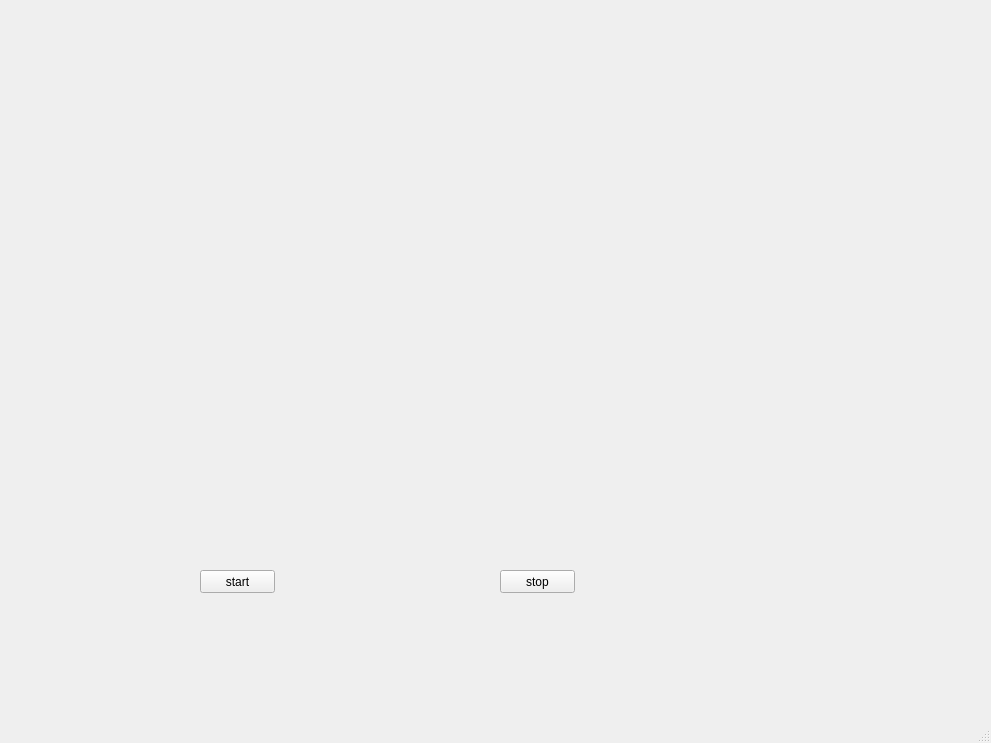
Above: main.ui from Crazycurly/VRcar_controler_GUI before the change. Below: the same form after it.
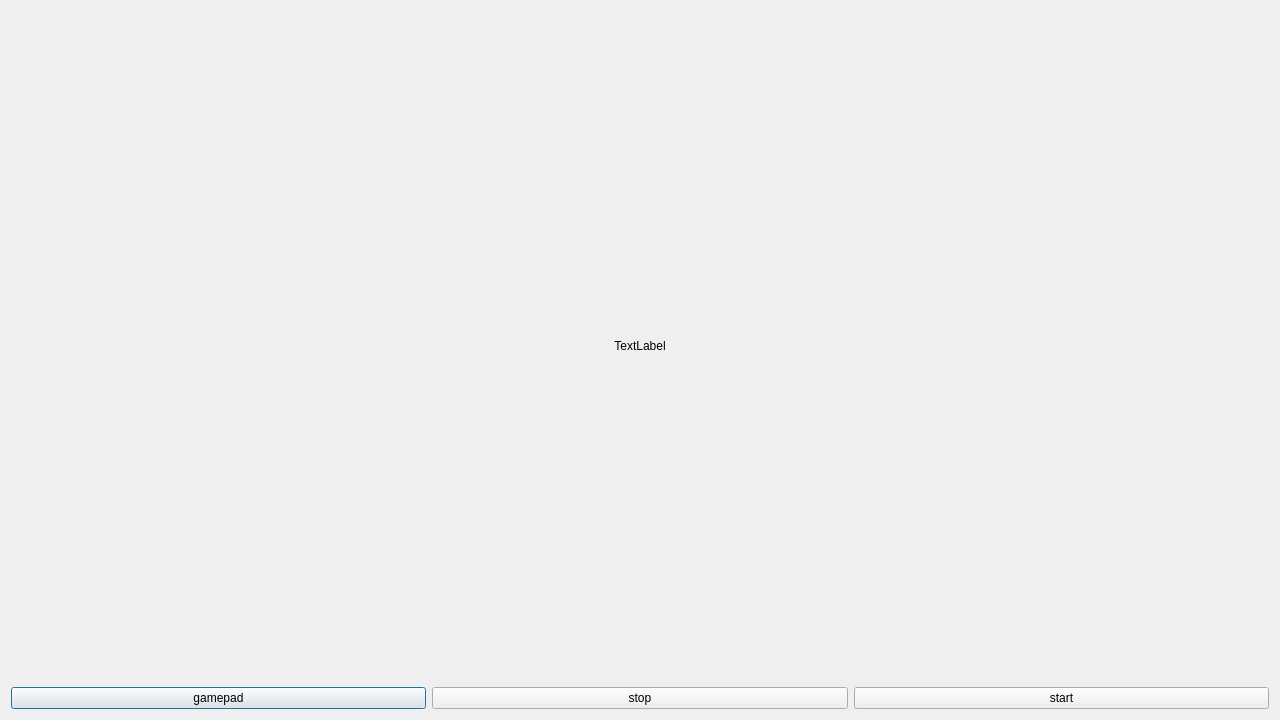
That is the form after the change.

The edit to the form file:
```diff
--- a/main.ui
+++ b/main.ui
@@ -1,70 +1,72 @@
 <?xml version="1.0" encoding="UTF-8"?>
 <ui version="4.0">
- <class>MainWindow</class>
- <widget class="QMainWindow" name="MainWindow">
+ <class>Dialog</class>
+ <widget class="QDialog" name="Dialog">
   <property name="geometry">
    <rect>
     <x>0</x>
     <y>0</y>
-    <width>991</width>
-    <height>743</height>
+    <width>1280</width>
+    <height>720</height>
    </rect>
   </property>
   <property name="windowTitle">
    <string>MainWindow</string>
   </property>
-  <widget class="QWidget" name="centralwidget">
-   <widget class="QPushButton" name="but_start">
-    <property name="geometry">
-     <rect>
-      <x>200</x>
-      <y>570</y>
-      <width>75</width>
-      <height>23</height>
-     </rect>
-    </property>
-    <property name="text">
-     <string>start</string>
-    </property>
-   </widget>
-   <widget class="QLabel" name="mjpeg_label">
-    <property name="geometry">
-     <rect>
-      <x>150</x>
-      <y>40</y>
-      <width>640</width>
-      <height>480</height>
-     </rect>
-    </property>
-    <property name="text">
-     <string/>
-    </property>
-   </widget>
-   <widget class="QPushButton" name="but_stop">
-    <property name="geometry">
-     <rect>
-      <x>500</x>
-      <y>570</y>
-      <width>75</width>
-      <height>23</height>
-     </rect>
-    </property>
-    <property name="text">
-     <string>stop</string>
-    </property>
-   </widget>
-  </widget>
-  <widget class="QMenuBar" name="menubar">
-   <property name="geometry">
-    <rect>
-     <x>0</x>
-     <y>0</y>
-     <width>991</width>
-     <height>25</height>
-    </rect>
+  <layout class="QGridLayout" name="gridLayout_2">
+   <property name="sizeConstraint">
+    <enum>QLayout::SetNoConstraint</enum>
    </property>
-  </widget>
-  <widget class="QStatusBar" name="statusbar"/>
+   <item row="0" column="0">
+    <layout class="QGridLayout" name="gridLayout">
+     <item row="2" column="0">
+      <layout class="QHBoxLayout" name="horizontalLayout_2">
+       <property name="sizeConstraint">
+        <enum>QLayout::SetDefaultConstraint</enum>
+       </property>
+       <item>
+        <widget class="QPushButton" name="btn_gamepad">
+         <property name="text">
+          <string>gamepad</string>
+         </property>
+        </widget>
+       </item>
+       <item>
+        <widget class="QPushButton" name="btn_stop">
+         <property name="text">
+          <string>stop</string>
+         </property>
+        </widget>
+       </item>
+       <item>
+        <widget class="QPushButton" name="btn_start">
+         <property name="text">
+          <string>start</string>
+         </property>
+        </widget>
+       </item>
+      </layout>
+     </item>
+     <item row="1" column="0">
+      <layout class="QHBoxLayout" name="horizontalLayout">
+       <item>
+        <widget class="QLabel" name="mjpeg_label">
+         <property name="layoutDirection">
+          <enum>Qt::LeftToRight</enum>
+         </property>
+         <property name="text">
+          <string>TextLabel</string>
+         </property>
+         <property name="alignment">
+          <set>Qt::AlignCenter</set>
+         </property>
+        </widget>
+       </item>
+      </layout>
+     </item>
+    </layout>
+   </item>
+  </layout>
  </widget>
  <resources/>
  <connections/>
```
Left out of the diff: 5 changed lines with no effect on the pictures.
